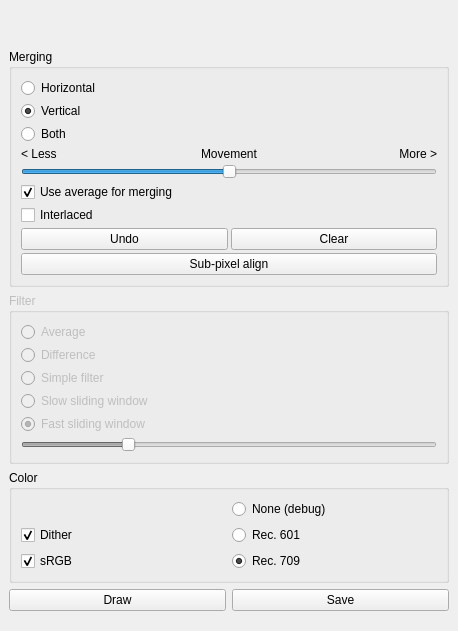
Old version of the form src/mainwindow.ui in the repository spillerrec/Overmix.
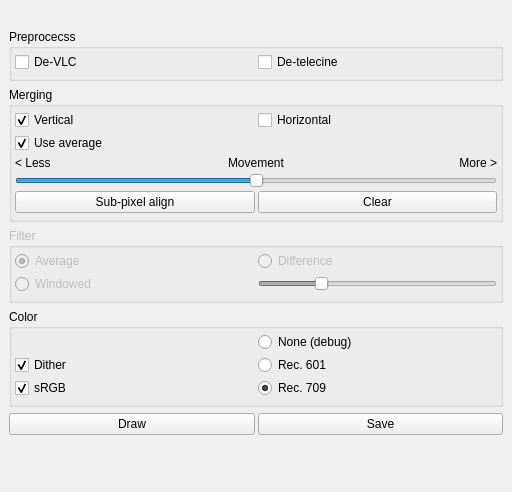
New version of the form.

Commit message: IMPROVED: reduced GUI size

Patch:
```diff
--- a/src/mainwindow.ui
+++ b/src/mainwindow.ui
@@ -6,8 +6,8 @@
    <rect>
     <x>0</x>
     <y>0</y>
-    <width>458</width>
-    <height>631</height>
+    <width>512</width>
+    <height>492</height>
    </rect>
   </property>
   <property name="windowTitle">
@@ -24,7 +24,42 @@
        <widget class="QLabel" name="lbl_height"/>
       </item>
       <item>
-       <widget class="QLabel" name="lbl_amount"/>
+       <widget class="QGroupBox" name="groupBox_4">
+        <property name="title">
+         <string>Preprocecss</string>
+        </property>
+        <layout class="QGridLayout" name="gridLayout_4">
+         <property name="leftMargin">
+          <number>3</number>
+         </property>
+         <property name="topMargin">
+          <number>3</number>
+         </property>
+         <property name="rightMargin">
+          <number>3</number>
+         </property>
+         <property name="bottomMargin">
+          <number>6</number>
+         </property>
+         <property name="spacing">
+          <number>3</number>
+         </property>
+         <item row="0" column="1">
+          <widget class="QCheckBox" name="cbx_interlaced">
+           <property name="text">
+            <string>De-telecine</string>
+           </property>
+          </widget>
+         </item>
+         <item row="0" column="0">
+          <widget class="QCheckBox" name="cbx_de_vlc">
+           <property name="text">
+            <string>De-VLC</string>
+           </property>
+          </widget>
+         </item>
+        </layout>
+       </widget>
       </item>
       <item>
        <widget class="QGroupBox" name="groupBox">
@@ -35,29 +70,51 @@
          <property name="spacing">
           <number>3</number>
          </property>
+         <property name="leftMargin">
+          <number>3</number>
+         </property>
+         <property name="topMargin">
+          <number>3</number>
+         </property>
+         <property name="rightMargin">
+          <number>3</number>
+         </property>
+         <property name="bottomMargin">
+          <number>6</number>
+         </property>
          <item>
-          <widget class="QRadioButton" name="merge_h">
-           <property name="text">
-            <string>Horizontal</string>
+          <layout class="QGridLayout" name="gridLayout_2">
+           <property name="spacing">
+            <number>3</number>
            </property>
-          </widget>
-         </item>
-         <item>
-          <widget class="QRadioButton" name="merge_v">
-           <property name="text">
-            <string>Vertical</string>
-           </property>
-           <property name="checked">
-            <bool>true</bool>
-           </property>
-          </widget>
-         </item>
-         <item>
-          <widget class="QRadioButton" name="merge_both">
-           <property name="text">
-            <string>Both</string>
-           </property>
-          </widget>
+           <item row="4" column="1">
+            <widget class="QCheckBox" name="cbx_merge_v">
+             <property name="text">
+              <string>Horizontal</string>
+             </property>
+            </widget>
+           </item>
+           <item row="4" column="0">
+            <widget class="QCheckBox" name="cbx_merge_h">
+             <property name="text">
+              <string>Vertical</string>
+             </property>
+             <property name="checked">
+              <bool>true</bool>
+             </property>
+            </widget>
+           </item>
+           <item row="5" column="0">
+            <widget class="QCheckBox" name="cbx_average">
+             <property name="text">
+              <string>Use average</string>
+             </property>
+             <property name="checked">
+              <bool>true</bool>
+             </property>
+            </widget>
+           </item>
+          </layout>
          </item>
          <item>
           <layout class="QHBoxLayout" name="horizontalLayout_3">
@@ -112,29 +169,15 @@
            </property>
           </widget>
          </item>
-         <item>
-          <widget class="QCheckBox" name="cbx_average">
-           <property name="text">
-            <string>Use average for merging</string>
-           </property>
-           <property name="checked">
-            <bool>true</bool>
-           </property>
-          </widget>
-         </item>
-         <item>
-          <widget class="QCheckBox" name="cbx_interlaced">
-           <property name="text">
-            <string>Interlaced</string>
-           </property>
-          </widget>
-         </item>
          <item>
           <layout class="QHBoxLayout" name="horizontalLayout_2">
+           <property name="spacing">
+            <number>3</number>
+           </property>
            <item>
-            <widget class="QPushButton" name="btn_undo">
+            <widget class="QPushButton" name="btn_subpixel">
              <property name="text">
-              <string>Undo</string>
+              <string>Sub-pixel align</string>
              </property>
             </widget>
            </item>
@@ -147,13 +190,6 @@
            </item>
           </layout>
          </item>
-         <item>
-          <widget class="QPushButton" name="btn_subpixel">
-           <property name="text">
-            <string>Sub-pixel align</string>
-           </property>
-          </widget>
-         </item>
         </layout>
        </widget>
       </item>
@@ -165,49 +201,47 @@
         <property name="title">
          <string>Filter</string>
         </property>
-        <layout class="QVBoxLayout" name="verticalLayout_3">
+        <layout class="QGridLayout" name="gridLayout_3">
+         <property name="leftMargin">
+          <number>3</number>
+         </property>
+         <property name="topMargin">
+          <number>3</number>
+         </property>
+         <property name="rightMargin">
+          <number>3</number>
+         </property>
+         <property name="bottomMargin">
+          <number>6</number>
+         </property>
          <property name="spacing">
           <number>3</number>
          </property>
-         <item>
-          <widget class="QRadioButton" name="rbtn_avg">
-           <property name="text">
-            <string>Average</string>
-           </property>
-          </widget>
-         </item>
-         <item>
+         <item row="0" column="1">
           <widget class="QRadioButton" name="rbtn_diff">
            <property name="text">
             <string>Difference</string>
            </property>
           </widget>
          </item>
-         <item>
-          <widget class="QRadioButton" name="rbtn_simple">
+         <item row="0" column="0">
+          <widget class="QRadioButton" name="rbtn_avg">
            <property name="text">
-            <string>Simple filter</string>
-           </property>
-          </widget>
-         </item>
-         <item>
-          <widget class="QRadioButton" name="rbtn_slow_slide">
-           <property name="text">
-            <string>Slow sliding window</string>
-           </property>
-          </widget>
-         </item>
-         <item>
-          <widget class="QRadioButton" name="rbtn_fast_slide">
-           <property name="text">
-            <string>Fast sliding window</string>
+            <string>Average</string>
            </property>
            <property name="checked">
             <bool>true</bool>
            </property>
           </widget>
          </item>
-         <item>
+         <item row="4" column="0">
+          <widget class="QRadioButton" name="rbtn_windowed">
+           <property name="text">
+            <string>Windowed</string>
+           </property>
+          </widget>
+         </item>
+         <item row="4" column="1">
           <widget class="QSlider" name="sld_threshould">
            <property name="sizePolicy">
             <sizepolicy hsizetype="Preferred" vsizetype="Fixed">
@@ -238,6 +272,21 @@
          <string>Color</string>
         </property>
         <layout class="QGridLayout" name="gridLayout">
+         <property name="leftMargin">
+          <number>3</number>
+         </property>
+         <property name="topMargin">
+          <number>3</number>
+         </property>
+         <property name="rightMargin">
+          <number>3</number>
+         </property>
+         <property name="bottomMargin">
+          <number>6</number>
+         </property>
+         <property name="spacing">
+          <number>3</number>
+         </property>
          <item row="2" column="1">
           <widget class="QRadioButton" name="rbtn_rec709">
            <property name="text">
@@ -287,6 +336,9 @@
       </item>
       <item>
        <layout class="QHBoxLayout" name="horizontalLayout">
+        <property name="spacing">
+         <number>3</number>
+        </property>
         <item>
          <widget class="QPushButton" name="btn_refresh">
           <property name="text">
```
Left out of the diff: 2 changed lines with no effect on the pictures. The commit also changes 2 other files.
